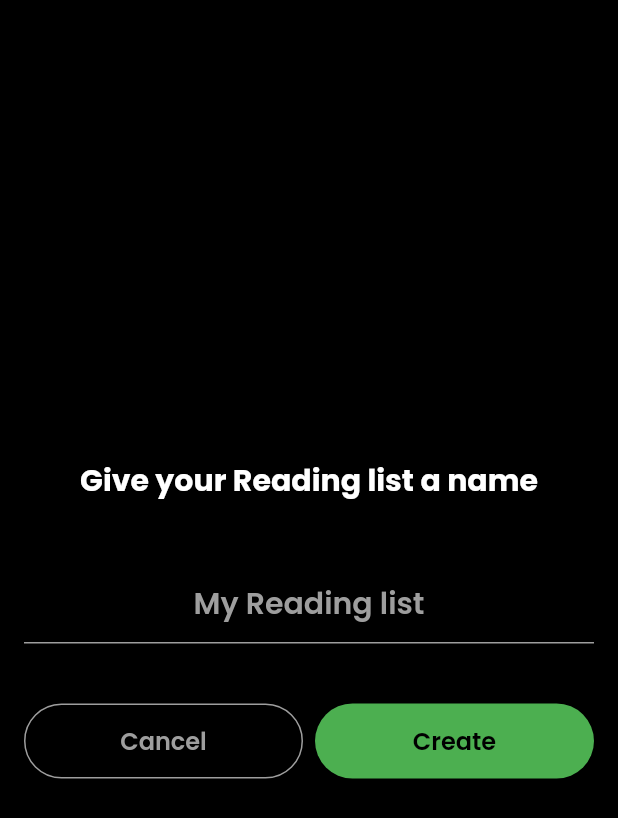
After one commit to anuvab-b/my_collection, a Flutter app: the CreateReadingListForm screen opened by its route, on a phone screen of 412 x 824 dp. The commit adds this screen. Shown: the top 818 px of the screen. Run offline on Flutter 3.47's test engine with Material 2 defaults, Android fonts, the phone set to English and light mode, and no system bars; our stand-ins replace cached_network_image, cloud_firestore, connectivity_plus, dartz, dio, firebase_auth and 6 more; accounts and stored records are empty.

Commit message:
Create ReadingList form

```diff
--- a/lib/main.dart
+++ b/lib/main.dart
@@ -13,6 +13,7 @@ import 'package:my_collection/viewmodel/movie_provider.dart';
 import 'package:my_collection/viewmodel/movie_watchlist_provider.dart';
 import 'package:my_collection/viewmodel/music_provider.dart';
 import 'package:my_collection/viewmodel/playlist_provider.dart';
+import 'package:my_collection/viewmodel/reading_list_provider.dart';
 import 'package:my_collection/viewmodel/series_provider.dart';
 import 'package:my_collection/viewmodel/series_watchlist_provider.dart';
 import 'package:my_collection/viewmodel/signup/signup_provider.dart';
@@ -59,6 +60,7 @@ class _MyAppState extends State<MyApp> {
           ChangeNotifierProvider(create: (_) => PlayListProvider()),
           ChangeNotifierProvider(create: (_) => MovieProvider()),
           ChangeNotifierProvider(create: (_) => BooksProvider()),
+          ChangeNotifierProvider(create: (_) => ReadingListProvider()),
           ChangeNotifierProvider(create: (_) => SeriesProvider()),
           ChangeNotifierProvider(create: (_) => HomeScreenProvider()),
           ChangeNotifierProvider(create: (_) => MovieWatchListProvider()),
--- /dev/null
+++ b/lib/view/books/create_readinglist_form.dart
@@ -0,0 +1,113 @@
+import 'package:flutter/material.dart';
+import 'package:my_collection/view/widgets/common_loader.dart';
+import 'package:my_collection/viewmodel/reading_list_provider.dart';
+import 'package:provider/provider.dart';
+class CreateReadingListForm extends StatelessWidget {
+  const CreateReadingListForm({Key? key}) : super(key: key);
+
+  @override
+  Widget build(BuildContext context) {
+    return Scaffold(
+      body: Consumer<ReadingListProvider>(builder: (context, provider, child) {
+        return Container(
+          padding: const EdgeInsets.symmetric(horizontal: 16.0, vertical: 16.0),
+          child: Column(
+            mainAxisAlignment: MainAxisAlignment.center,
+            crossAxisAlignment: CrossAxisAlignment.center,
+            children: [
+              const Text("Give your Reading list a name",
+                  style: TextStyle(
+                      fontFamily: "Poppins",
+                      fontWeight: FontWeight.w700,
+                      fontSize: 20)),
+              const SizedBox(height: 40.0),
+              TextFormField(
+                textAlign: TextAlign.center,
+                focusNode: provider.readingListNameNode,
+                onChanged: (_) {},
+                controller: provider.readingListNameTextController,
+                decoration: InputDecoration(
+                    hintStyle: TextStyle(
+                        color: Theme.of(context).primaryColorLight,
+                        fontWeight: FontWeight.w600,
+                        fontFamily: "Poppins",
+                        fontSize: 20),
+                    enabledBorder: UnderlineInputBorder(
+                      borderSide: BorderSide(
+                          color: Theme.of(context).primaryColorLight),
+                    ),
+                    hintText: "My Reading list"),
+              ),
+              const SizedBox(height: 40.0),
+              Row(
+                children: [
+                  Expanded(
+                    child: SizedBox(
+                      height: 50,
+                      child: TextButton(
+                        onPressed: Navigator.of(context).pop,
+                        style: TextButton.styleFrom(
+                            shape: RoundedRectangleBorder(
+                              borderRadius: BorderRadius.circular(25),
+                              side: BorderSide(
+                                  color: Theme.of(context).primaryColorLight),
+                            ),
+                            backgroundColor: Colors.transparent,
+                            foregroundColor:
+                            Theme.of(context).primaryColorLight),
+                        child: const Text(
+                          "Cancel",
+                          style: TextStyle(
+                              fontSize: 16,
+                              fontFamily: "Poppins",
+                              fontWeight: FontWeight.w600),
+                        ),
+                      ),
+                    ),
+                  ),
+                  const SizedBox(width: 8.0),
+                  Expanded(
+                    child: SizedBox(
+                      height: 50,
+                      child: TextButton(
+                        onPressed: () async {
+                          if (provider.readingListNameTextController.text.isNotEmpty) {
+                            showDialog(
+                                context: context,
+                                barrierDismissible: false,
+                                barrierColor: Colors.transparent,
+                                builder: (ctx) {
+                                  return const CommonLoader();
+                                });
+                            await provider.createNewReadingList();
+                            if (context.mounted) {
+                              Navigator.of(context).pop();
+                              Navigator.of(context).pop();
+                            }
+                          }
+                        },
+                        style: TextButton.styleFrom(
+                            shape: RoundedRectangleBorder(
+                                borderRadius: BorderRadius.circular(25)),
+                            backgroundColor: Colors.green,
+                            foregroundColor:
+                            Theme.of(context).primaryColorDark),
+                        child: const Text(
+                          "Create",
+                          style: TextStyle(
+                              fontSize: 16,
+                              fontFamily: "Poppins",
+                              fontWeight: FontWeight.w600),
+                        ),
+                      ),
+                    ),
+                  ),
+                ],
+              )
+            ],
+          ),
+        );
+      }),
+    );
+  }
+}
```
